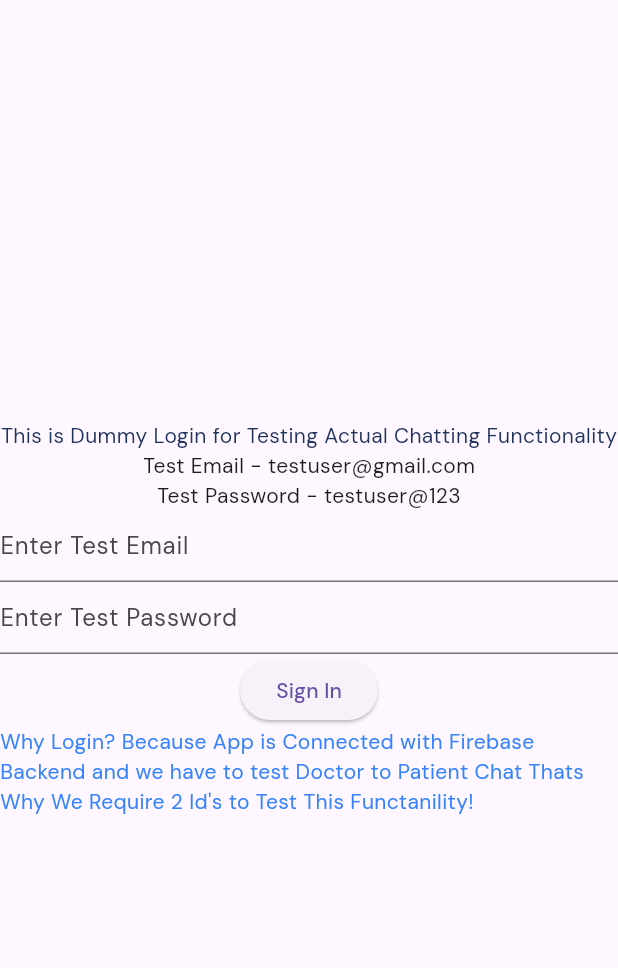
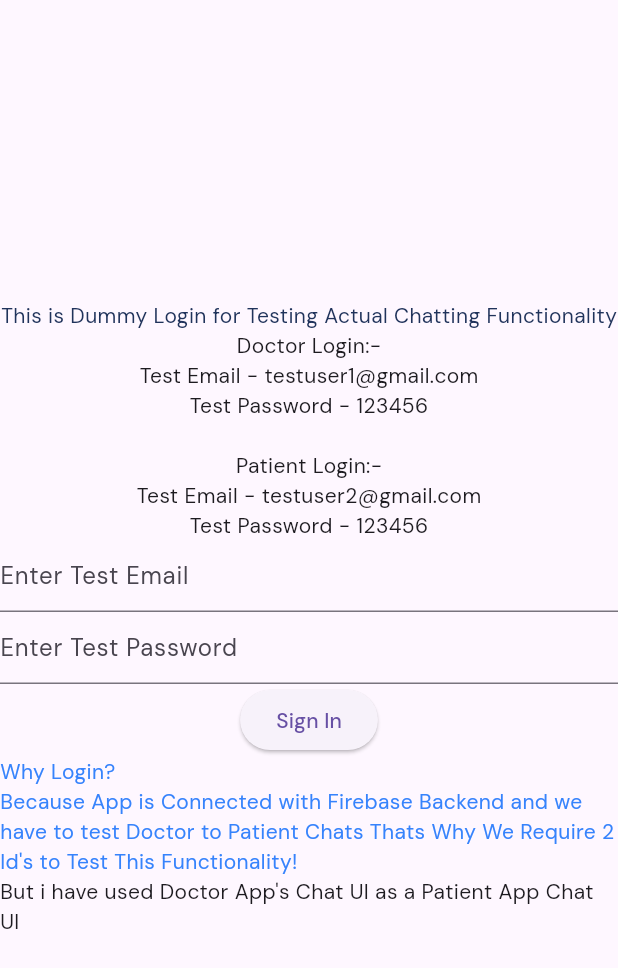
Before and after one commit to MridulVij/longevity-intime-biotech-task-test, a Flutter app: the screen it shows after launch, on a phone screen of 412 x 824 dp. Shown: the top 968 px of the screen. Run offline on Flutter 3.47's test engine with Material 3 defaults, Android fonts, the phone set to English and light mode, and no system bars; our stand-ins replace cloud_firestore, firebase_auth, firebase_core, flutter_svg, google_fonts; accounts and stored records are empty.

Commit message:
code changes pushed

```diff
--- a/lib/controllers/services/chat_service.dart
+++ b/lib/controllers/services/chat_service.dart
@@ -1,6 +1,6 @@
 import 'package:cloud_firestore/cloud_firestore.dart';
 import 'package:firebase_auth/firebase_auth.dart';
-import 'package:longevity_intime_biotech_task_test/models/message.dart';
+import 'package:longevity_intime_biotech_task_test/models/messages.dart';
 
 class ChatService {
   final FirebaseFirestore _firestore = FirebaseFirestore.instance;
@@ -21,7 +21,7 @@ class ChatService {
     final String currentUserEmail = _auth.currentUser!.email!;
     final Timestamp timestamp = Timestamp.now();
 
-    Message newMessage = Message(
+    Messages newMessage = Messages(
       message: message,
       receiverId: receiverId,
       senderEmail: currentUserEmail,
--- a/lib/models/message.dart
+++ b/lib/models/messages.dart
@@ -3,14 +3,14 @@ import 'dart:convert';
 
 import 'package:cloud_firestore/cloud_firestore.dart';
 
-class Message {
+class Messages {
   final String senderId;
   final String senderEmail;
   final String receiverId;
   final String? receiverEmail;
   final String message;
   final Timestamp timestamp;
-  Message({
+  Messages({
     required this.senderId,
     required this.senderEmail,
     required this.receiverId,
--- a/lib/views/screens/Task A/chat.dart
+++ b/lib/views/screens/Task A/chat.dart
@@ -2,7 +2,7 @@
 import 'package:flutter/material.dart';
 import 'package:longevity_intime_biotech_task_test/controllers/services/auth_service.dart';
 import 'package:longevity_intime_biotech_task_test/controllers/services/chat_service.dart';
-import 'package:longevity_intime_biotech_task_test/views/widgets/custom_widget.dart';
+import 'package:longevity_intime_biotech_task_test/controllers/providers/custom_widget_provider.dart';
 
 import '../../components/custom_appbar.dart';
 import '../../components/custom_textbox_message_sender.dart';
@@ -20,7 +20,7 @@ class Chat extends StatelessWidget {
 
   final TextEditingController _controller = TextEditingController();
 
-  CustomWidget customWidget = CustomWidget();
+  CustomWidgetProvider customWidget = CustomWidgetProvider();
 
   void sendMessage() async {
     if (_controller.text.isNotEmpty) {
--- a/lib/views/screens/Task A/dashboard.dart
+++ b/lib/views/screens/Task A/dashboard.dart
@@ -1,7 +1,6 @@
 import 'package:flutter/material.dart';
 import 'package:longevity_intime_biotech_task_test/controllers/services/auth_service.dart';
 import 'package:longevity_intime_biotech_task_test/views/screens/Task%20A/patients.dart';
-
 import 'dummy_login.dart';
 
 class Dashboard extends StatefulWidget {
--- a/lib/views/screens/Task A/dummy_login.dart
+++ b/lib/views/screens/Task A/dummy_login.dart
@@ -3,7 +3,7 @@ import 'package:longevity_intime_biotech_task_test/controllers/constants/colors.
 import 'package:longevity_intime_biotech_task_test/controllers/services/auth_service.dart';
 
 class DummyLogin extends StatefulWidget {
-  DummyLogin({super.key});
+  const DummyLogin({super.key});
 
   @override
   State<DummyLogin> createState() => _DummyLoginState();
@@ -12,7 +12,6 @@ class DummyLogin extends StatefulWidget {
 class _DummyLoginState extends State<DummyLogin> {
   final TextEditingController emailController = TextEditingController();
   final TextEditingController passwordController = TextEditingController();
-  // final TextEditingController nameController = TextEditingController();
 
   bool isButtonClick = false;
 
@@ -30,21 +29,29 @@ class _DummyLoginState extends State<DummyLogin> {
         child: Column(
           mainAxisAlignment: MainAxisAlignment.center,
           children: [
-            Text(
+            const Text(
               'This is Dummy Login for Testing Actual Chatting Functionality',
               style: TextStyle(color: CustomColors.primaryTextColor),
             ),
-            Text('Test Email - testuser@gmail.com'),
-            Text('Test Password - testuser@123'),
+            const Text('Doctor Login:-'),
+            const Text('Test Email - testuser1@gmail.com'),
+            const Text('Test Password - 123456'),
+            const SizedBox(
+              height: 20,
+            ),
+            const Text('Patient Login:-'),
+            const Text('Test Email - testuser2@gmail.com'),
+            const Text('Test Password - 123456'),
             TextFormField(
               controller: emailController,
-              decoration: InputDecoration(hintText: 'Enter Test Email'),
+              decoration: const InputDecoration(hintText: 'Enter Test Email'),
             ),
             TextFormField(
               controller: passwordController,
-              decoration: InputDecoration(hintText: 'Enter Test Password'),
+              decoration:
+                  const InputDecoration(hintText: 'Enter Test Password'),
             ),
-            if (isButtonClick) CircularProgressIndicator(),
+            if (isButtonClick) const CircularProgressIndicator(),
             ElevatedButton(
               onPressed: () {
                 buttonClick();
@@ -53,12 +60,14 @@ class _DummyLoginState extends State<DummyLogin> {
                   passwordController.text,
                 );
               },
-              child: Text('Sign In'),
+              child: const Text('Sign In'),
             ),
-            Text(
-              'Why Login? Because App is Connected with Firebase Backend and we have to test Doctor to Patient Chat Thats Why We Require 2 Id\'s to Test This Functanility!',
+            const Text(
+              'Why Login?\nBecause App is Connected with Firebase Backend and we have to test Doctor to Patient Chats Thats Why We Require 2 Id\'s to Test This Functionality!',
               style: TextStyle(color: CustomColors.primarySelectedColor),
             ),
+            const Text(
+                'But i have used Doctor App\'s Chat UI as a Patient App Chat UI'),
           ],
         ),
       ),
--- a/lib/views/screens/Task A/patients.dart
+++ b/lib/views/screens/Task A/patients.dart
@@ -10,7 +10,7 @@ import '../../components/custom_filter_chip.dart';
 import '../../components/custom_personal_chat_info_box.dart';
 import '../../components/custom_searchbox.dart';
 import '../../widgets/custom_message_container.dart';
-import '../../widgets/custom_widget.dart';
+import '../../../controllers/providers/custom_widget_provider.dart';
 import 'chat.dart';
 
 enum Selector {
@@ -31,7 +31,7 @@ class Patients extends StatefulWidget {
 class _PatientsState extends State<Patients> {
   final ChatService _chatService = ChatService();
   final AuthService _authService = AuthService();
-  CustomWidget customPatientList = CustomWidget();
+  CustomWidgetProvider customPatientList = CustomWidgetProvider();
   final String containerMessage =
       'Add, look up, update and run AI models for your patients, which makes easier to track appointments and treatment process';
 
```
Also changed, not shown: lib/controllers/providers/custom_widget_provider.dart (renamed from lib/views/widgets/custom_widget.dart, +18 -12 lines), lib/controllers/providers/chats_provider.dart (added), lib/controllers/providers/patients_provder.dart (added), 1 other file.
